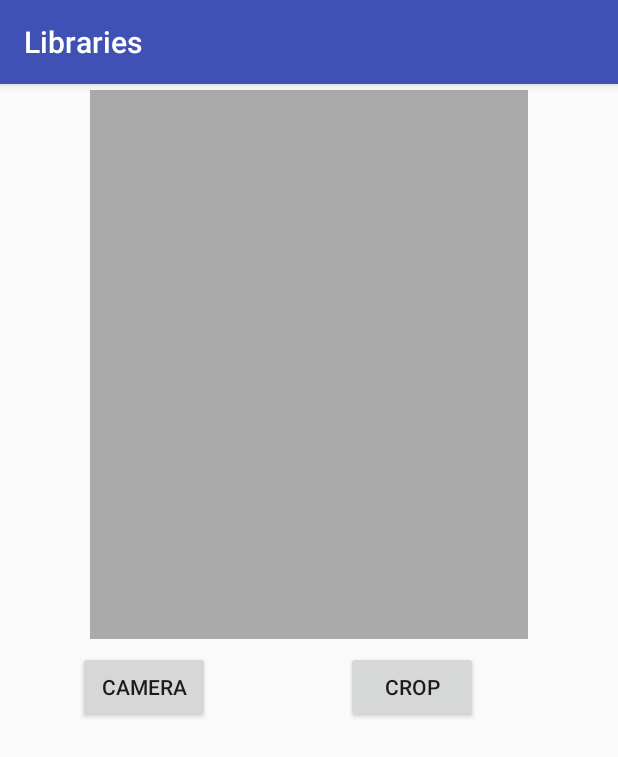
After one commit to techlibplanet/Libraries, an Android app: the CameraActivity screen opened directly, with no data from a screen before it, on a phone screen of 412 x 824 dp. The commit adds this screen. Shown: the top 757 px of the screen. Run offline under Robolectric (Android 15) with nearby library versions, the phone set to English and light mode, and no system bars; libraries missing offline, so code that uses them is left out: com.theartofdev.edmodo.

Commit message:
After Completing the crop image using library

```diff
--- /dev/null
+++ b/app/src/main/java/com/example/mayank/libraries/camera/CameraActivity.kt
@@ -0,0 +1,156 @@
+package com.example.mayank.libraries.camera
+
+import android.Manifest
+import android.app.Activity
+import android.content.Intent
+import android.graphics.Bitmap
+import android.support.v7.app.AppCompatActivity
+import android.os.Bundle
+import android.provider.MediaStore
+import android.widget.Toast
+import com.example.mayank.libraries.R
+import kotlinx.android.synthetic.main.activity_camera.*
+import android.content.ActivityNotFoundException
+import android.content.Context
+import android.content.pm.PackageManager
+import android.net.Uri
+import android.provider.MediaStore.Images
+import android.support.v4.app.ActivityCompat
+import android.support.v4.content.ContextCompat
+import android.support.v7.app.AlertDialog
+import com.example.mayank.libraries.Constants.showLogDebug
+import java.io.ByteArrayOutputStream
+import android.os.Build
+import android.support.annotation.RequiresApi
+import com.theartofdev.edmodo.cropper.CropImage
+import java.nio.file.Files.size
+import android.R.attr.data
+
+
+
+
+
+
+
+
+class CameraActivity : AppCompatActivity() {
+
+    private val TAG = CameraActivity::class.java.simpleName
+
+    val CAMERA_REQUEST_CODE = 0
+
+    val PIC_CROP = 1
+    var bitmap : Bitmap ? = null
+    private var picUri : Uri? = null
+
+    private var permissionsRequired = arrayOf(Manifest.permission.READ_EXTERNAL_STORAGE, Manifest.permission.WRITE_EXTERNAL_STORAGE, Manifest.permission.MEDIA_CONTENT_CONTROL)
+    private val PERMISSION_CALLBACK_CONSTANT = 100
+    private val REQUEST_PERMISSION_SETTING = 101
+
+    @RequiresApi(Build.VERSION_CODES.M)
+    override fun onCreate(savedInstanceState: Bundle?) {
+        super.onCreate(savedInstanceState)
+        setContentView(R.layout.activity_camera)
+
+        buttonCapture.setOnClickListener{
+            val cameraIntent = Intent(MediaStore.ACTION_IMAGE_CAPTURE)
+            if (cameraIntent.resolveActivity(packageManager) != null){
+                startActivityForResult(cameraIntent, CAMERA_REQUEST_CODE)
+            }
+        }
+
+
+        buttonCrop.setOnClickListener{
+
+
+            if (requestPermissions()){
+                if (bitmap != null){
+                    picUri = getImageUri(this, bitmap!!)
+//                    performCrop()
+                    CropImage.activity(picUri)
+                            .start(this);
+
+                }else{
+                    Toast.makeText(this, "Please select an Image", Toast.LENGTH_SHORT).show()
+                }
+            }
+
+
+        }
+
+    }
+
+
+
+    override fun onActivityResult(requestCode: Int, resultCode: Int, data: Intent?) {
+        super.onActivityResult(requestCode, resultCode, data)
+
+        when(requestCode) {
+                CAMERA_REQUEST_CODE -> {
+                    if (resultCode == Activity.RESULT_OK && data!= null){
+                        bitmap = data.extras.get("data") as Bitmap
+                        imageViewCamera.setImageBitmap(bitmap)
+                    }
+                }
+                CropImage.CROP_IMAGE_ACTIVITY_REQUEST_CODE ->{
+                    val result = CropImage.getActivityResult(data)
+                    if (resultCode === Activity.RESULT_OK) {
+                        val resultUri = result.uri
+                        showLogDebug(TAG, "Result Uri $resultUri")
+//                        imageViewCamera.setImageBitmap(result.bitmap)
+                        imageViewCamera.setImageURI(resultUri)
+                    } else if (resultCode === CropImage.CROP_IMAGE_ACTIVITY_RESULT_ERROR_CODE) {
+                        val error = result.error
+                        showLogDebug(TAG, "Error $error")
+                    }
+                }
+            else ->{
+                Toast.makeText(this, "Unrecognized Code", Toast.LENGTH_SHORT).show()
+            }
+        }
+    }
+
+    val REQUEST_PERMISSION = 101
+
+    @RequiresApi(Build.VERSION_CODES.M)
+    private fun requestPermissions(): Boolean {
+        if (ContextCompat.checkSelfPermission(this, permissionsRequired[0])!= PackageManager.PERMISSION_GRANTED &&
+                ContextCompat.checkSelfPermission(this, permissionsRequired[1]) != PackageManager.PERMISSION_GRANTED &&
+                ContextCompat.checkSelfPermission(this, permissionsRequired[2])!= PackageManager.PERMISSION_GRANTED){
+            if (shouldShowRequestPermissionRationale(permissionsRequired[0]) && shouldShowRequestPermissionRationale(permissionsRequired[1])
+            && shouldShowRequestPermissionRationale(permissionsRequired[2])){
+
+            }
+            requestPermissions(permissionsRequired, REQUEST_PERMISSION)
+            return false
+        }else {
+            return true
+        }
+    }
+
+    @RequiresApi(Build.VERSION_CODES.M)
+    override fun onRequestPermissionsResult(requestCode: Int, permissions: Array<out String>, grantResults: IntArray) {
+        super.onRequestPermissionsResult(requestCode, permissions, grantResults)
+        when(requestCode){
+            REQUEST_PERMISSION ->{
+                if (grantResults.isNotEmpty() && grantResults[0] == PackageManager.PERMISSION_GRANTED  ){
+                    showLogDebug(TAG, "All Permission Granted")
+                }else {
+                    requestPermissions()
+                }
+            }
+
+        }
+    }
+
+    fun getImageUri(inContext: Context, inImage: Bitmap): Uri {
+        val bytes = ByteArrayOutputStream()
+        inImage.compress(Bitmap.CompressFormat.JPEG, 100, bytes)
+        val path = Images.Media.insertImage(inContext.contentResolver, inImage, "Title", null)
+        return Uri.parse(path)
+    }
+
+
+
+
+}
--- /dev/null
+++ b/app/src/main/java/com/example/mayank/libraries/databinding/User.kt
@@ -0,0 +1,3 @@
+package com.example.mayank.libraries.databinding
+
+class User(val firstName: String, val lastName: String)
--- /dev/null
+++ b/app/src/main/res/layout/activity_camera.xml
@@ -0,0 +1,49 @@
+<?xml version="1.0" encoding="utf-8"?>
+<android.support.constraint.ConstraintLayout xmlns:android="http://schemas.android.com/apk/res/android"
+    xmlns:app="http://schemas.android.com/apk/res-auto"
+    xmlns:tools="http://schemas.android.com/tools"
+    android:layout_width="match_parent"
+    android:layout_height="match_parent"
+    tools:context=".camera.CameraActivity">
+
+    <ImageView
+        android:id="@+id/imageViewCamera"
+        android:layout_width="292dp"
+        android:layout_height="366dp"
+        android:layout_marginEnd="8dp"
+        android:layout_marginStart="8dp"
+        android:layout_marginTop="4dp"
+        app:layout_constraintEnd_toEndOf="parent"
+        app:layout_constraintStart_toStartOf="parent"
+        app:layout_constraintTop_toTopOf="parent"
+        app:srcCompat="@android:color/darker_gray" />
+
+    <Button
+        android:id="@+id/buttonCapture"
+        android:layout_width="wrap_content"
+        android:layout_height="wrap_content"
+        android:layout_marginBottom="32dp"
+        android:layout_marginStart="52dp"
+        android:layout_marginTop="8dp"
+        android:text="Camera"
+        app:layout_constraintBottom_toBottomOf="parent"
+        app:layout_constraintStart_toStartOf="parent"
+        app:layout_constraintTop_toBottomOf="@+id/imageViewCamera"
+        app:layout_constraintVertical_bias="0.0" />
+
+    <Button
+        android:id="@+id/buttonCrop"
+        android:layout_width="wrap_content"
+        android:layout_height="wrap_content"
+        android:layout_marginBottom="8dp"
+        android:layout_marginEnd="8dp"
+        android:layout_marginStart="8dp"
+        android:layout_marginTop="8dp"
+        android:text="Crop"
+        app:layout_constraintBottom_toBottomOf="parent"
+        app:layout_constraintEnd_toEndOf="parent"
+        app:layout_constraintHorizontal_bias="0.493"
+        app:layout_constraintStart_toEndOf="@+id/buttonCapture"
+        app:layout_constraintTop_toBottomOf="@+id/imageViewCamera"
+        app:layout_constraintVertical_bias="0.0" />
+</android.support.constraint.ConstraintLayout>
```
Also changed, not shown: app/build.gradle (+9 -0 lines), app/src/main/AndroidManifest.xml (+16 -1 lines), app/src/main/java/com/example/mayank/libraries/MainActivity.kt (+14 -0 lines), app/src/main/java/com/example/mayank/libraries/databinding/DataBindingActivity.kt (added, +24 -0 lines), app/src/main/res/layout/activity_data_binding.xml (added, +22 -0 lines), app/src/main/res/layout/activity_main.xml (+31 -0 lines), build.gradle (+12 -2 lines), gradle/wrapper/gradle-wrapper.properties.
